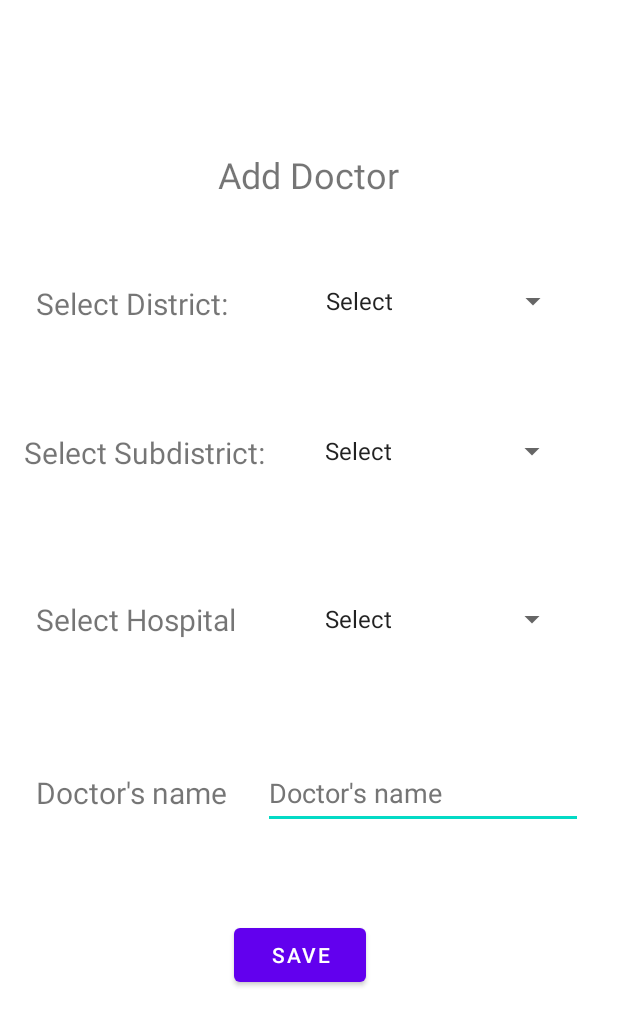
After one commit to Nobabkh/EasyMediLife, an Android app: the layout adddoctor_activity.xml on its own in the app's theme, with its tools: preview values and no code run, on a phone screen of 412 x 824 dp. The commit adds this screen. Shown: the top 1026 px of the screen. Run offline under Robolectric (Android 15) with nearby library versions, the phone set to English and light mode, and no system bars.

Commit message:
doctor and hospital activity

```diff
--- a/app/src/main/AndroidManifest.xml
+++ b/app/src/main/AndroidManifest.xml
@@ -18,6 +18,9 @@
         android:usesCleartextTraffic="true"
         tools:targetApi="31">
         <activity
+            android:name=".Doctoractivity"
+            android:exported="false"/>
+        <activity
             android:name=".AddDistrict"
             android:exported="false" />
         <activity
--- a/app/src/main/java/com/aoop_p/easymedilife/AddDistrict.java
+++ b/app/src/main/java/com/aoop_p/easymedilife/AddDistrict.java
@@ -86,5 +86,7 @@ public class AddDistrict extends AppCompatActivity {
         });
         Button bt2 = findViewById(R.id.button4);
         bt2.setOnClickListener(view -> adddis());
+
     }
+
 }
--- /dev/null
+++ b/app/src/main/res/layout/adddoctor_activity.xml
@@ -0,0 +1,129 @@
+<?xml version="1.0" encoding="utf-8"?>
+<androidx.constraintlayout.widget.ConstraintLayout xmlns:android="http://schemas.android.com/apk/res/android"
+    xmlns:app="http://schemas.android.com/apk/res-auto"
+    xmlns:tools="http://schemas.android.com/tools"
+    android:layout_width="match_parent"
+    android:layout_height="match_parent">
+
+    <TextView
+        android:id="@+id/textView8"
+        android:layout_width="wrap_content"
+        android:layout_height="wrap_content"
+        android:layout_marginTop="100dp"
+        android:text="@string/adddoctor"
+        android:textSize="24sp"
+        app:layout_constraintEnd_toEndOf="parent"
+        app:layout_constraintHorizontal_bias="0.498"
+        app:layout_constraintStart_toStartOf="parent"
+        app:layout_constraintTop_toTopOf="parent" />
+
+    <TextView
+        android:id="@+id/textView9"
+        android:layout_width="wrap_content"
+        android:layout_height="wrap_content"
+        android:layout_marginStart="24dp"
+        android:layout_marginTop="56dp"
+        android:text="@string/sd"
+        android:textSize="20sp"
+        app:layout_constraintStart_toStartOf="parent"
+        app:layout_constraintTop_toBottomOf="@+id/textView8" />
+
+    <TextView
+        android:id="@+id/textView10"
+        android:layout_width="wrap_content"
+        android:layout_height="wrap_content"
+        android:layout_marginStart="16dp"
+        android:layout_marginTop="72dp"
+        android:text="@string/ssd"
+        android:textSize="20sp"
+        app:layout_constraintStart_toStartOf="parent"
+        app:layout_constraintTop_toBottomOf="@+id/textView9" />
+
+    <TextView
+        android:id="@+id/textView11"
+        android:layout_width="wrap_content"
+        android:layout_height="wrap_content"
+        android:layout_marginTop="84dp"
+        android:text="@string/sh"
+        android:textSize="20sp"
+        app:layout_constraintEnd_toEndOf="parent"
+        app:layout_constraintHorizontal_bias="0.086"
+        app:layout_constraintStart_toStartOf="parent"
+        app:layout_constraintTop_toBottomOf="@+id/textView10" />
+
+    <TextView
+        android:id="@+id/textView12"
+        android:layout_width="wrap_content"
+        android:layout_height="wrap_content"
+        android:layout_marginStart="24dp"
+        android:layout_marginTop="88dp"
+        android:text="@string/dname"
+        android:textSize="20sp"
+        app:layout_constraintStart_toStartOf="parent"
+        app:layout_constraintTop_toBottomOf="@+id/textView11" />
+
+    <Spinner
+        android:id="@+id/spinner"
+        android:layout_width="170dp"
+        android:layout_height="48dp"
+        android:layout_marginTop="44dp"
+        android:entries="@array/arr"
+        android:minHeight="48dp"
+        app:layout_constraintEnd_toEndOf="parent"
+        app:layout_constraintHorizontal_bias="0.636"
+        app:layout_constraintStart_toEndOf="@+id/textView9"
+        app:layout_constraintTop_toBottomOf="@+id/textView8"
+        tools:ignore="DuplicateSpeakableTextCheck" />
+
+    <Spinner
+        android:id="@+id/spinner3"
+        android:layout_width="170dp"
+        android:layout_height="48dp"
+        android:layout_marginTop="52dp"
+        android:entries="@array/arr"
+        android:minHeight="48dp"
+        app:layout_constraintEnd_toEndOf="parent"
+        app:layout_constraintHorizontal_bias="0.492"
+        app:layout_constraintStart_toEndOf="@+id/textView10"
+        app:layout_constraintTop_toBottomOf="@+id/spinner" />
+
+    <Spinner
+        android:id="@+id/spinner4"
+        android:layout_width="170dp"
+        android:layout_height="48dp"
+        android:layout_marginTop="64dp"
+        android:entries="@array/arr"
+        app:layout_constraintEnd_toEndOf="parent"
+        app:layout_constraintHorizontal_bias="0.609"
+        app:layout_constraintStart_toEndOf="@+id/textView11"
+        app:layout_constraintTop_toBottomOf="@+id/spinner3" />
+
+    <EditText
+        android:id="@+id/editTextTextPersonName2"
+        android:layout_width="wrap_content"
+        android:layout_height="wrap_content"
+        android:layout_marginTop="68dp"
+        android:autofillHints=""
+        android:ems="10"
+        android:hint="@string/dname"
+        android:inputType="textPersonName"
+        android:minHeight="48dp"
+        android:textColorHint="#757575"
+        app:layout_constraintEnd_toEndOf="parent"
+        app:layout_constraintStart_toEndOf="@+id/textView12"
+        app:layout_constraintTop_toBottomOf="@+id/spinner4"
+        tools:ignore="DuplicateSpeakableTextCheck" />
+
+    <Button
+        android:id="@+id/button11"
+        android:layout_width="wrap_content"
+        android:layout_height="wrap_content"
+        android:layout_marginTop="60dp"
+        android:text="@string/save"
+        app:layout_constraintBottom_toBottomOf="parent"
+        app:layout_constraintEnd_toEndOf="parent"
+        app:layout_constraintHorizontal_bias="0.482"
+        app:layout_constraintStart_toStartOf="parent"
+        app:layout_constraintTop_toBottomOf="@+id/editTextTextPersonName2"
+        app:layout_constraintVertical_bias="0.0" />
+</androidx.constraintlayout.widget.ConstraintLayout>
--- a/app/src/main/res/values/strings.xml
+++ b/app/src/main/res/values/strings.xml
@@ -23,6 +23,7 @@
     </string-array>
     <string name="sd">Select District:</string>
     <string name="ssd">Select Subdistrict:</string>
+    <string name="sh">Select Hospital</string>
     <string name="subdis">Ex Mirpur</string>
     <string name="add_subdis">Ad Subdistrict</string>
     <string name="add_dis">Ad District</string>
@@ -33,6 +34,7 @@
     <string name="adddoctor">Add Doctor</string>
     <string name="addsymp">Add symptoms</string>
     <string name="e_mail">E-mail:</string>
+    <string name="dname">Doctor\'s name</string>
 
 
     <string name="email_text">E-mail:</string>
@@ -49,6 +51,7 @@
     <string name="login_password_hint">Enter your password</string>
     <string name="loginpage_message">Not Registered yet?</string>
     <string name="loginpage_message_button">Click here to register</string>
+    <string name="hospitalname">Enter Hospital name</string>
 
 
 
```
Also changed, not shown: app/src/main/java/com/aoop_p/easymedilife/Doctoractivity.java (added, +165 -0 lines), app/src/main/java/com/aoop_p/easymedilife/Login.java (+11 -0 lines), app/src/main/java/com/aoop_p/easymedilife/dbmanager/DBManager.java (+52 -8 lines), app/src/main/res/layout/addhospital_activity.xml (added, +96 -0 lines).
